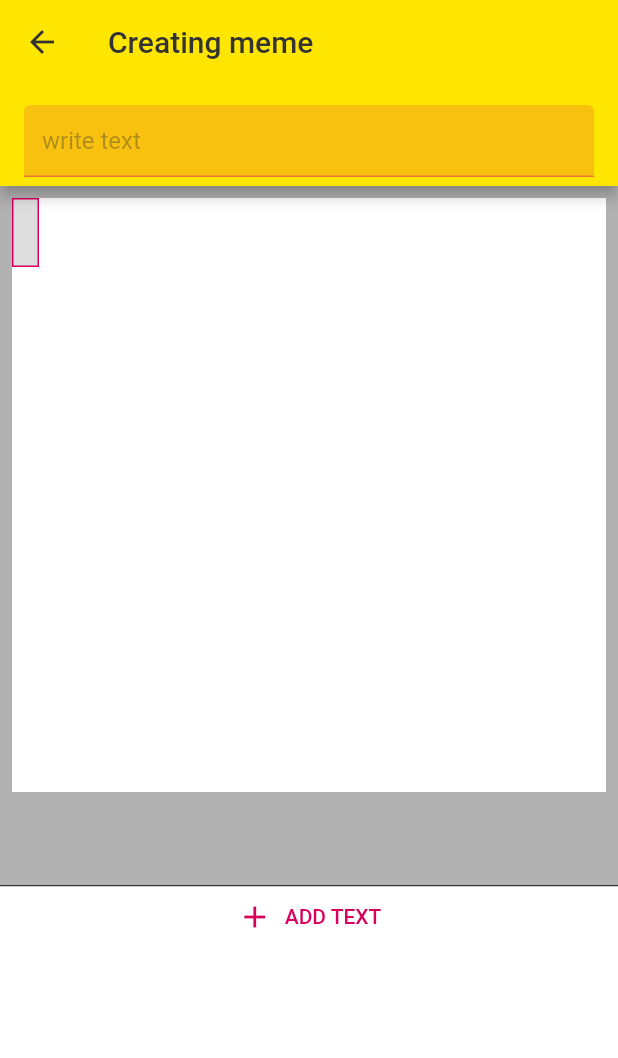
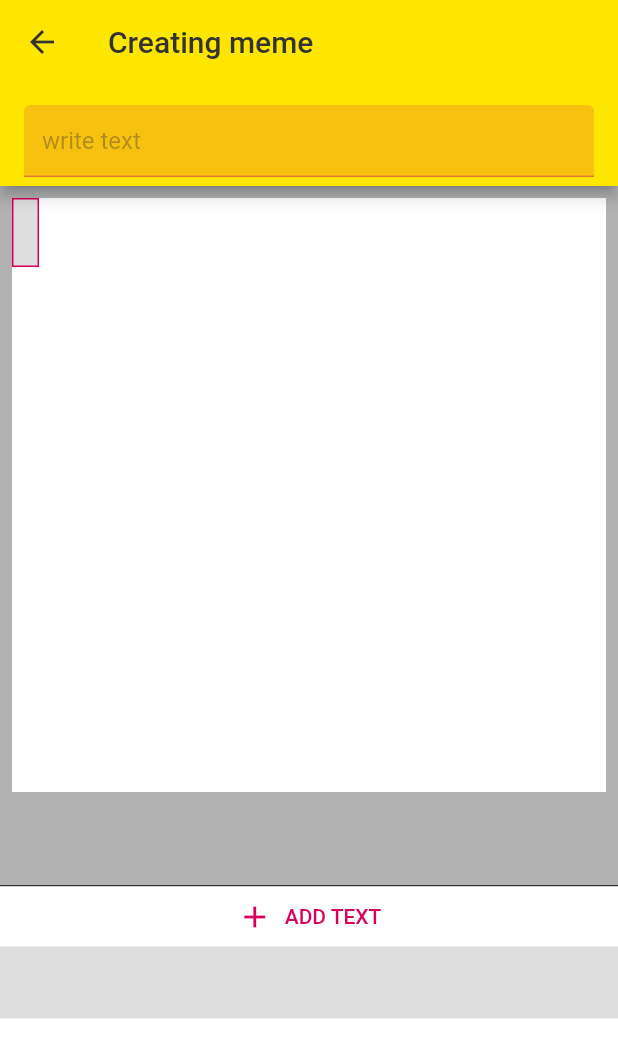
Before and after one commit to codecikoi/memesgenerator, a Flutter app: the CreateMemePage screen opened directly, after a tap on "ADD TEXT", on a phone screen of 412 x 824 dp. Shown: the top 1058 px of the screen. Run offline on Flutter 3.47's test engine with Material 2 defaults, Android fonts, the phone set to English and light mode, and no system bars; our stand-ins replace google_fonts, rxdart.

Commit message:
refactored, updated create meme bloc, added logic to make selection

```diff
--- a/lib/bloc/create_meme_bloc.dart
+++ b/lib/bloc/create_meme_bloc.dart
@@ -41,10 +41,51 @@ class CreateMemeBloc {
   Stream<MemeText?> observeSelectedMemeText() =>
       selectedMemeTextSubject.distinct();
 
+  Stream<List<MemeTextWithSelection>> observeMemeTextsWithSelection() {
+    return Rx.combineLatest2<List<MemeText>, MemeText?,
+        List<MemeTextWithSelection>>(
+      observeMemeTexts(),
+      observeSelectedMemeText(),
+      (memeTexts, selectedMemeText) {
+        return memeTexts.map((memeText) {
+          return MemeTextWithSelection(
+              memeText: memeText,
+              selected: memeText.id == selectedMemeText?.id);
+        }).toList();
+      },
+    );
+  }
+
   void dispose() {
     memeTextsSubject.close();
     selectedMemeTextSubject.close();
   }
+}
+
+class MemeTextWithSelection {
+  final MemeText memeText;
+  final bool selected;
+
+  MemeTextWithSelection({
+    required this.memeText,
+    required this.selected,
+  });
+
+  @override
+  String toString() {
+    return 'MemeTextWithSelection{memeText: $memeText, selected: $selected}';
+  }
+
+  @override
+  bool operator ==(Object other) =>
+      identical(this, other) ||
+      other is MemeTextWithSelection &&
+          runtimeType == other.runtimeType &&
+          memeText == other.memeText &&
+          selected == other.selected;
+
+  @override
+  int get hashCode => memeText.hashCode ^ selected.hashCode;
 }
 
 class MemeText {
--- a/lib/pages/create_meme_page.dart
+++ b/lib/pages/create_meme_page.dart
@@ -125,7 +125,6 @@ class CreateMemePageContent extends StatefulWidget {
 class _CreateMemePageContentState extends State<CreateMemePageContent> {
   @override
   Widget build(BuildContext context) {
-    final bloc = Provider.of<CreateMemeBloc>(context, listen: false);
     return Column(
       children: [
         const Expanded(
@@ -137,15 +136,30 @@ class _CreateMemePageContentState extends State<CreateMemePageContent> {
           width: double.infinity,
           color: AppColors.darkGrey,
         ),
-        Expanded(
+        const Expanded(
           flex: 1,
-          child: Container(
+          child: BottomList(),
+        ),
+      ],
+    );
+  }
+}
+
+class BottomList extends StatelessWidget {
+  const BottomList({Key? key}) : super(key: key);
+
+  @override
+  Widget build(BuildContext context) {
+    final bloc = Provider.of<CreateMemeBloc>(context, listen: false);
+
+    return Container(
       color: Colors.white,
-            child: StreamBuilder<List<MemeText>>(
-              stream: bloc.observeMemeTexts(),
-              initialData: const <MemeText>[],
+      child: StreamBuilder<List<MemeTextWithSelection>>(
+        stream: bloc.observeMemeTextsWithSelection(),
+        initialData: const <MemeTextWithSelection>[],
         builder: (context, snapshot) {
-                final items = snapshot.hasData ? snapshot.data! : <MemeText>[];
+          final items =
+              snapshot.hasData ? snapshot.data! : <MemeTextWithSelection>[];
           return ListView.separated(
             itemCount: items.length + 1,
             itemBuilder: (BuildContext context, int index) {
@@ -153,35 +167,58 @@ class _CreateMemePageContentState extends State<CreateMemePageContent> {
                 return const AddNewTextButton();
               }
               final item = items[index - 1];
+              return BottomMemeText(item: item);
+            },
+            separatorBuilder: (BuildContext context, int index) {
+              if (index == 0) {
+                return const SizedBox.shrink();
+              }
+              return const BottomSeparator();
+            },
+          );
+        },
+      ),
+    );
+  }
+}
+
+class BottomMemeText extends StatelessWidget {
+  const BottomMemeText({
+    Key? key,
+    required this.item,
+  }) : super(key: key);
+
+  final MemeTextWithSelection item;
+
+  @override
+  Widget build(BuildContext context) {
     return Container(
+      color: item.selected ? AppColors.darkGrey16 : null,
       height: 48,
       padding: const EdgeInsets.symmetric(horizontal: 16.0),
       alignment: Alignment.centerLeft,
       child: Text(
-                        item.text,
+        item.memeText.text,
         style: const TextStyle(
           fontSize: 16,
           color: AppColors.darkGrey,
         ),
       ),
     );
-                  },
-                  separatorBuilder: (BuildContext context, int index) {
-                    if (index == 0) {
-                      return const SizedBox.shrink();
   }
+}
+
+class BottomSeparator extends StatelessWidget {
+  const BottomSeparator({
+    Key? key,
+  }) : super(key: key);
+
+  @override
+  Widget build(BuildContext context) {
     return Container(
       margin: const EdgeInsets.only(left: 16),
       height: 1,
       color: AppColors.darkGrey,
-                    );
-                  },
-                );
-              },
-            ),
-          ),
-        ),
-      ],
     );
   }
 }
```
Lines whose indentation alone changed are shown as unchanged.
